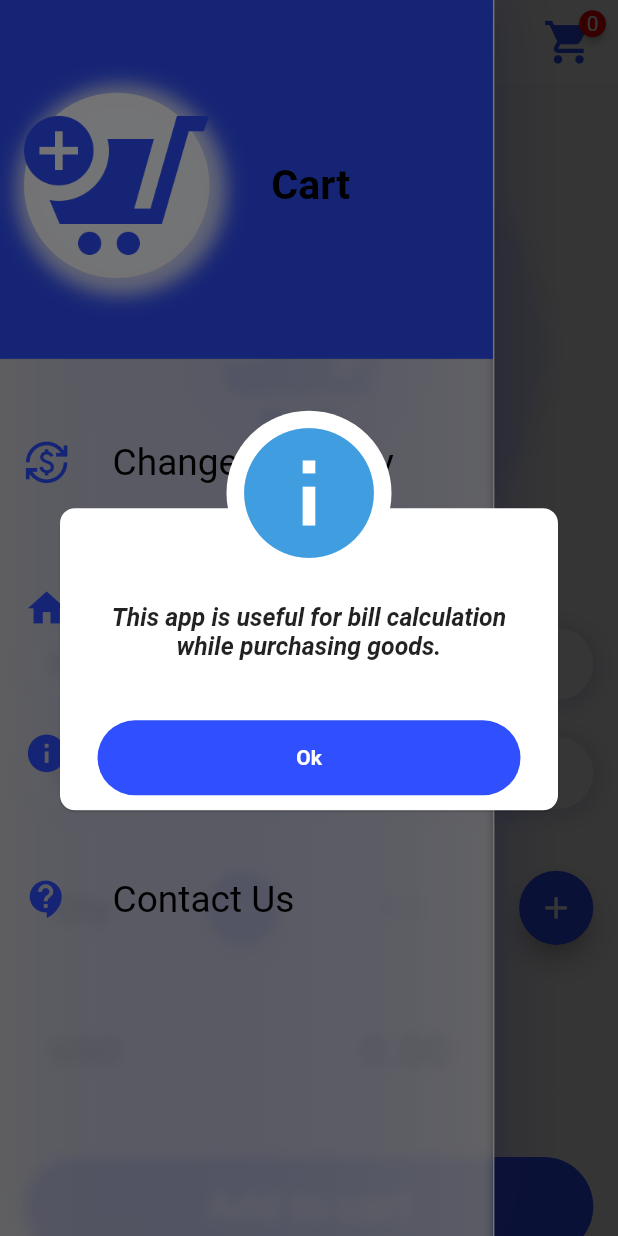
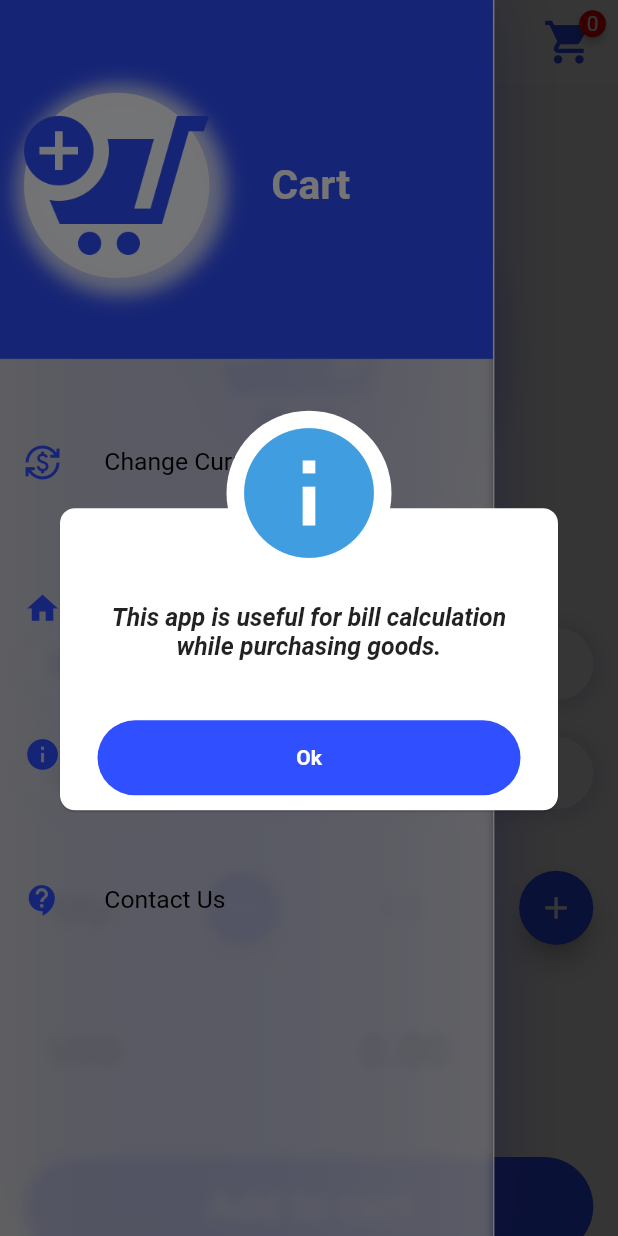
Before and after one commit to JGayanath/Cart, a Flutter app: the screen it shows after launch, in the side drawer, after a tap on "About", on a phone screen of 412 x 824 dp. Run offline on Flutter 3.47's test engine with Material 2 defaults, Android fonts, the phone set to English and light mode, and no system bars; drawn by our look-alikes of badges; our stand-ins replace animate_do, awesome_dialog, device_preview, flutter_svg, fluttertoast, shared_preferences and 1 more; missing offline and left inert: currency_picker, number_text_input_formatter.

Commit message:
UI Update

```diff
--- a/lib/components/custom_drawer.dart
+++ b/lib/components/custom_drawer.dart
@@ -86,7 +86,7 @@ class Custom_Drawer extends StatelessWidget {
                           text: "Cart",
                           fontSize: 20.0.sp,
                           fontWeight: FontWeight.bold,
-                          color: Colors.black)
+                          color: Colors.white)
                     ],
                   ),
                 ),
@@ -102,14 +102,14 @@ class Custom_Drawer extends StatelessWidget {
                         Icon(
                           Icons.currency_exchange,
                           color: AppColors.appColor,
-                          size: 22.0.sp,
+                          size: 18.0.sp,
                         ),
                         SizedBox(
                           width: 7.0.w,
                         ),
                         Custom_Text(
                           text: "Change Currency",
-                          fontSize: 18.sp,
+                          fontSize: 12.sp,
                           color: Colors.black,
                         ),
                       ],
@@ -128,14 +128,14 @@ class Custom_Drawer extends StatelessWidget {
                         Icon(
                           Icons.home,
                           color: AppColors.appColor,
-                          size: 22.0.sp,
+                          size: 18.0.sp,
                         ),
                         SizedBox(
                           width: 7.0.w,
                         ),
                         Custom_Text(
                           text: "Home",
-                          fontSize: 18.sp,
+                          fontSize: 12.sp,
                           color: Colors.black,
                         ),
                       ],
@@ -153,14 +153,14 @@ class Custom_Drawer extends StatelessWidget {
                         Icon(
                           Icons.info,
                           color: AppColors.appColor,
-                          size: 22.sp,
+                          size: 18.sp,
                         ),
                         SizedBox(
                           width: 7.w,
                         ),
                         Custom_Text(
                           text: "About",
-                          fontSize: 18.0.sp,
+                          fontSize: 12.0.sp,
                           color: Colors.black,
                         )
                       ],
@@ -198,14 +198,14 @@ class Custom_Drawer extends StatelessWidget {
                         Icon(
                           Icons.contact_support,
                           color: AppColors.appColor,
-                          size: 22.sp,
+                          size: 18.sp,
                         ),
                         SizedBox(
                           width: 7.w,
                         ),
                         Custom_Text(
                           text: "Contact Us",
-                          fontSize: 18.0.sp,
+                          fontSize: 12.0.sp,
                           color: Colors.black,
                         ),
                       ],
--- a/lib/screens/home.dart
+++ b/lib/screens/home.dart
@@ -81,7 +81,7 @@ class _Pree_BillState extends State<Pree_Bill> {
     item_Total.text = provider.sumTotal.toStringAsFixed(2);
 
     SystemChrome.setSystemUIOverlayStyle(SystemUiOverlayStyle(
-      statusBarIconBrightness: Brightness.dark,
+      //statusBarIconBrightness: Brightness.dark,
       statusBarColor: Colors.white,
     )); //statusbar color change
 
@@ -257,7 +257,7 @@ class _Pree_BillState extends State<Pree_Bill> {
                           boxShadow: [
                             BoxShadow(
                                 color: Color(0xFF304FFE).withOpacity(0.1),
-                                spreadRadius: 72.5,
+                                spreadRadius: 50.5,
                                 blurRadius: 10.0,
                                 offset: Offset(3.0, 3.0)),]
                         ),
--- a/lib/screens/list_price.dart
+++ b/lib/screens/list_price.dart
@@ -259,7 +259,7 @@ class _Price_ListState extends State<Price_List> {
                                           color: Colors.white,
                                         ),
                                         child: IconButton(
-                                            icon: Icon(Icons.delete_forever_outlined,
+                                            icon: Icon(Icons.delete,
                                                 size: 15.sp,
                                                 color:
                                                 Color(0xffFF0000)),
--- a/lib/screens/splash.dart
+++ b/lib/screens/splash.dart
@@ -26,6 +26,7 @@ class _Splash_ScreenState extends State<Splash_Screen> {
   @override
   Widget build(BuildContext context) {
     SystemChrome.setSystemUIOverlayStyle(SystemUiOverlayStyle(
+      statusBarIconBrightness: Brightness.dark,
       statusBarColor: AppColors.appColor,
     ));
 
@@ -37,19 +38,19 @@ class _Splash_ScreenState extends State<Splash_Screen> {
           children: [
             Center(
               child: Container(
-                width: 60.w,
+                width: 75.w,
                 height: 60.h,
                 alignment: Alignment.center,
                 decoration: BoxDecoration(
                   shape: BoxShape.circle,
                   color: Color(0xffFFFFFF).withOpacity(0.9),
-                  boxShadow: [
-                    BoxShadow(
-                        color: Color(0xffFFFFFF).withOpacity(0.7),
-                        spreadRadius: 60.sp,
-                        blurRadius: 10.0,
-                        offset: Offset(3.0, 3.0)),
-                  ],
+                  // boxShadow: [
+                  //   BoxShadow(
+                  //       color: Color(0xffFFFFFF).withOpacity(0.6),
+                  //       spreadRadius: 10.sp,
+                  //       blurRadius: 10.0,
+                  //       offset: Offset(3.0, 3.0)),
+                  // ],
                 ),
                 child: FadeInRight(
                   child: Image.asset(Assets_Image.cartProfile),
@@ -61,7 +62,7 @@ class _Splash_ScreenState extends State<Splash_Screen> {
               duration: Duration(seconds: 3),
               child: Text(
                 "Cart",
-                style: TextStyle(fontSize: 35.sp, color: Colors.white),
+                style: TextStyle(fontSize: 35.sp, color: Colors.white,fontWeight: FontWeight.bold),
               ),
             ),
           ],
```
